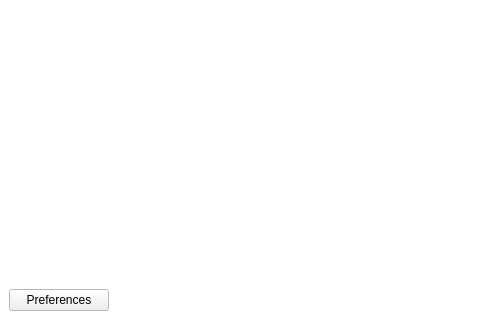
This is ui/ui_mainwindow.ui in josh-minch/spartan as Qt 5 draws it before an edit; both pictures show x 0 to 480 and y 381 to 701 of the 1073 by 701 pixel window. The edited form follows.
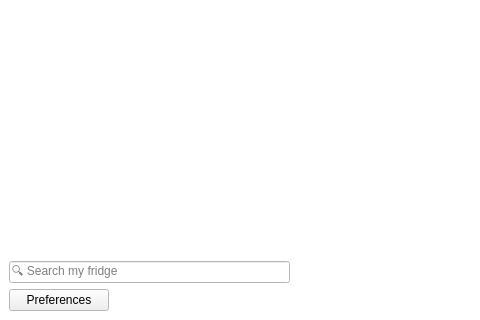
This is the edited form. Icons and pictures are not drawn. Custom widgets are drawn as their Qt base class.

Commit message: Implement fridge search filter proxy model

```diff
--- a/ui/ui_mainwindow.ui
+++ b/ui/ui_mainwindow.ui
@@ -324,6 +324,19 @@
         </attribute>
        </widget>
       </item>
+      <item>
+       <widget class="QLineEdit" name="fridge_line_edit">
+        <property name="font">
+         <font>
+          <family>Segoe UI Symbol</family>
+          <pointsize>9</pointsize>
+         </font>
+        </property>
+        <property name="placeholderText">
+         <string>🔍 Search my fridge</string>
+        </property>
+       </widget>
+      </item>
       <item>
        <widget class="QPushButton" name="pref_btn">
         <property name="maximumSize">
```
The commit also changes 11 other files.
